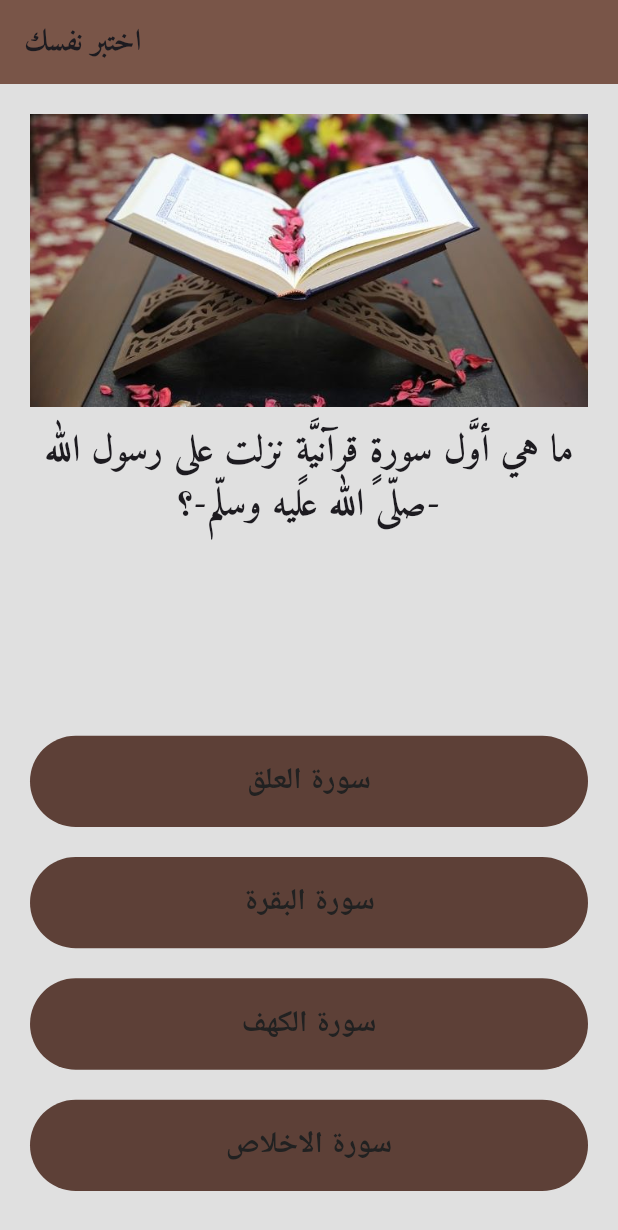
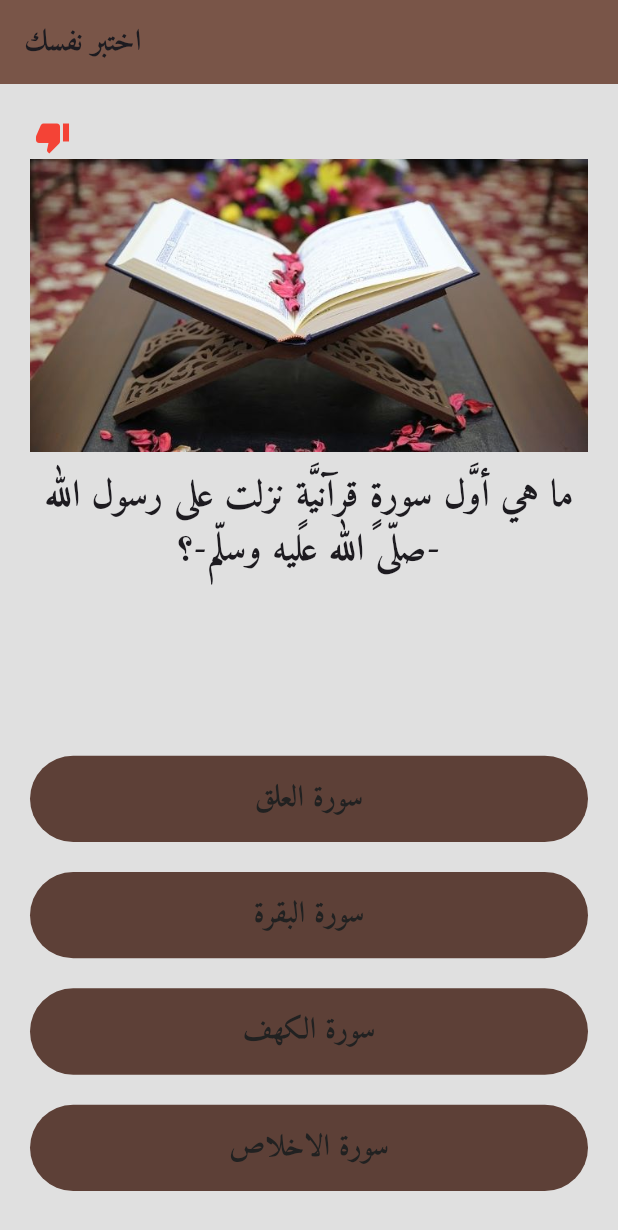
Before and after one commit to mai882002/exam_app, a Flutter app: the screen it shows after launch, after a tap on "120", on a phone screen of 412 x 824 dp. Shown: the top 1230 px of the screen. Run offline on Flutter 3.47's test engine with Material 3 defaults, Android fonts, the phone set to English and light mode, and no system bars.

Commit message:
4 commit

```diff
--- a/lib/main.dart
+++ b/lib/main.dart
@@ -38,6 +38,10 @@ class ExamPage extends StatefulWidget {
 
 class _ExamPageState extends State<ExamPage> {
   List<Padding> answerResult = [];
+  int questionNumber = 0;
+  int correctAnswersCount = 0;
+  bool quizFinished = false;
+
   List<String> questions = [
     'كم عدد سور القرآن الكريم؟',
     'ما هي أوَّل سورةٍ قرآنيَّةٍ نزلت على رسول الله -صلّى الله عليه وسلّم-؟',
@@ -48,20 +52,28 @@ class _ExamPageState extends State<ExamPage> {
     'كم هي المدَّة التي استغرقها نزول القرآن الكريم؟',
     'أين اختبأ رسول الله -عليه السّلام- هو وأبو بكر في طريقه للهجرة؟'
   ];
-  int questionNumber = 0;
-
   List<List<String>> answers = [
     ['120', '124', '121', '125'],
     ['سورة العلق', 'سورة البقرة', 'سورة الكهف', 'سورة الاخلاص'],
     ['سورة الطلاق', 'سورة الفاتحة', 'سورة النمل', 'سورة الحجر'],
     ['سورة الإسراء', 'سورة مريم', 'سورة ال عمران', 'سورة التوبة'],
     ['سورة الرعد', 'سورة يونس', 'سورة يوسف', 'سورة هود'],
-    ['193', ' 139', '194 ', ' 149'],
-    ['20 ', '21', '22 ', '23'],
+    ['193', '139', '194', '149'],
+    ['20', '21', '22', '23'],
     ['غار جبل أحد', 'غار سلع', 'غار ثور', 'غار حراء'],
   ];
 
-  // قائمة الصور
+  List<String> correctanswers = [
+    '124',
+    'سورة العلق',
+    'سورة الفاتحة',
+    'سورة التوبة',
+    'سورة هود',
+    '139',
+    '23',
+    'غار ثور'
+  ];
+
   List<String> images = [
     'images/pic1.jpg',
     'images/pic2.jpg',
@@ -73,25 +85,123 @@ class _ExamPageState extends State<ExamPage> {
     'images/pic8.jpg',
   ];
 
+  void _checkAnswer(String selectedAnswer) {
+    bool isCorrect = selectedAnswer == correctanswers[questionNumber];
+    if (isCorrect) {
+      correctAnswersCount++;
+    }
+
+    setState(() {
+      answerResult.add(
+        Padding(
+          padding: const EdgeInsets.all(3),
+          child: Icon(
+            isCorrect ? Icons.thumb_up : Icons.thumb_down,
+            color: isCorrect ? Colors.green : Colors.red,
+          ),
+        ),
+      );
+
+      questionNumber++;
+      if (questionNumber >= questions.length) {
+        quizFinished = true;
+        _showResultDialog();
+      }
+    });
+  }
+
+  void _showResultDialog() {
+    showDialog(
+      context: context,
+      barrierDismissible: false,
+      builder: (context) => Dialog(
+        child: Stack(
+          children: [
+            Positioned.fill(
+              child: Image.asset(
+                'images/images.png', // صورة الخلفية
+                fit: BoxFit.cover,
+              ),
+            ),
+            Positioned.fill(
+              child: Center(
+                child: Container(
+                  color: Colors.black
+                      .withOpacity(0.5), // شبه شفاف لزيادة وضوح النص
+                  padding: EdgeInsets.all(20),
+                  child: Column(
+                    mainAxisSize: MainAxisSize.min,
+                    children: [
+                      Text(
+                        'لقد أجبت على $correctAnswersCount من أصل ${questions.length} أسئلة بشكل صحيح.',
+                        textAlign: TextAlign.center,
+                        style: TextStyle(
+                          fontFamily: 'Amiri',
+                          fontSize: 25,
+                          fontWeight: FontWeight.bold,
+                          color: Colors.white,
+                        ),
+                      ),
+                      SizedBox(height: 20),
+                      TextButton(
+                        child: Text(
+                          'إعادة المحاولة',
+                          style: TextStyle(
+                            color: Colors.white,
+                            fontSize: 20,
+                            fontFamily: 'Amiri',
+                            fontWeight: FontWeight.bold,
+                          ),
+                        ),
+                        onPressed: () {
+                          Navigator.of(context).pop();
+                          setState(() {
+                            questionNumber = 0;
+                            correctAnswersCount = 0;
+                            answerResult.clear();
+                            quizFinished = false;
+                          });
+                        },
+                      ),
+                    ],
+                  ),
+                ),
+              ),
+            ),
+          ],
+        ),
+      ),
+    );
+  }
+
   @override
   Widget build(BuildContext context) {
     return Column(
       crossAxisAlignment: CrossAxisAlignment.stretch,
       children: [
         Row(
+          children: [
+            Expanded(
+              child: SingleChildScrollView(
+                scrollDirection: Axis.horizontal,
+                child: Row(
                   children: answerResult,
+                ),
+              ),
+            ),
+          ],
         ),
         Expanded(
           flex: 5,
-          child: Column(
+          child: quizFinished
+              ? Container() // إذا انتهت الأسئلة، لا نحاول عرض أي شيء جديد
+              : Column(
                   children: [
                     Image.asset(
                         images[questionNumber]), // عرض الصورة بناءً على السؤال
-              SizedBox(
-                height: 12,
-              ),
+                    SizedBox(height: 12),
                     Text(
-                questions[questionNumber],
+                      questions[questionNumber], // عرض السؤال الحالي
                       textAlign: TextAlign.center,
                       style: TextStyle(
                         fontFamily: 'Amiri',
@@ -102,23 +212,21 @@ class _ExamPageState extends State<ExamPage> {
                   ],
                 ),
         ),
-        Expanded(
+        if (!quizFinished) // فقط إذا لم ينتهي الاختبار نعرض الأزرار
+          ...answers[questionNumber].map((answer) {
+            return Expanded(
               child: Padding(
                 padding: const EdgeInsets.symmetric(vertical: 10),
                 child: TextButton(
                   onPressed: () {
-                setState(() {
-                  questionNumber++;
-                  if (questionNumber >= questions.length) {
-                    questionNumber = 0; // إعادة البدء بعد الانتهاء
-                  }
-                });
+                    _checkAnswer(answer);
                   },
                   child: Text(
-                answers[questionNumber][0],
+                    answer,
                     style: TextStyle(
                       color: Color(0xFF212121),
                       fontSize: 20,
+                      fontFamily: 'Amiri',
                       fontWeight: FontWeight.bold,
                     ),
                   ),
@@ -127,85 +235,8 @@ class _ExamPageState extends State<ExamPage> {
                   ),
                 ),
               ),
-        ),
-        Expanded(
-          child: Padding(
-            padding: const EdgeInsets.symmetric(vertical: 10),
-            child: TextButton(
-              onPressed: () {
-                setState(() {
-                  questionNumber++;
-                  if (questionNumber >= questions.length) {
-                    questionNumber = 0;
-                  }
-                });
-              },
-              child: Text(
-                answers[questionNumber][1],
-                style: TextStyle(
-                  color: Color(0xFF212121),
-                  fontSize: 20,
-                  fontWeight: FontWeight.bold,
-                ),
-              ),
-              style: TextButton.styleFrom(
-                backgroundColor: Color(0xFF5d4037),
-              ),
-            ),
-          ),
-        ),
-        Expanded(
-          child: Padding(
-            padding: const EdgeInsets.symmetric(vertical: 10),
-            child: TextButton(
-              onPressed: () {
-                setState(() {
-                  questionNumber++;
-                  if (questionNumber >= questions.length) {
-                    questionNumber = 0;
-                  }
-                });
-              },
-              child: Text(
-                answers[questionNumber][2],
-                style: TextStyle(
-                  color: Color(0xFF212121),
-                  fontSize: 20,
-                  fontWeight: FontWeight.bold,
-                ),
-              ),
-              style: TextButton.styleFrom(
-                backgroundColor: Color(0xFF5d4037),
-              ),
-            ),
-          ),
-        ),
-        Expanded(
-          child: Padding(
-            padding: const EdgeInsets.symmetric(vertical: 10),
-            child: TextButton(
-              onPressed: () {
-                setState(() {
-                  questionNumber++;
-                  if (questionNumber >= questions.length) {
-                    questionNumber = 0;
-                  }
-                });
-              },
-              child: Text(
-                answers[questionNumber][3],
-                style: TextStyle(
-                  color: Color(0xFF212121),
-                  fontSize: 20,
-                  fontWeight: FontWeight.bold,
-                ),
-              ),
-              style: TextButton.styleFrom(
-                backgroundColor: Color(0xFF5d4037),
-              ),
-            ),
-          ),
-        ),
+            );
+          }).toList(),
       ],
     );
   }
```
Also changed, not shown: images/icon.png (added), images/images.png (added), 37 other files. Lines whose indentation alone changed are shown as unchanged.
